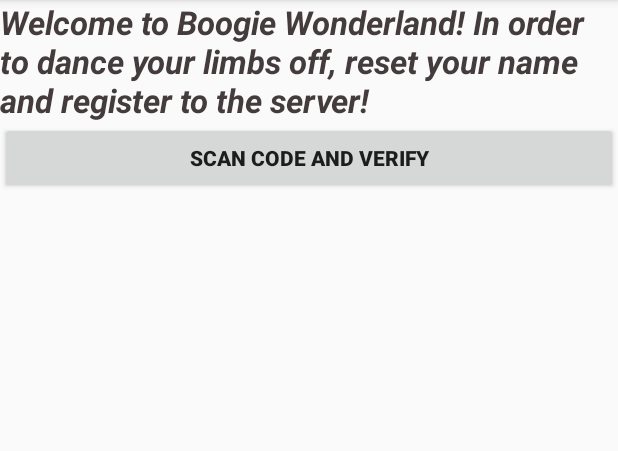
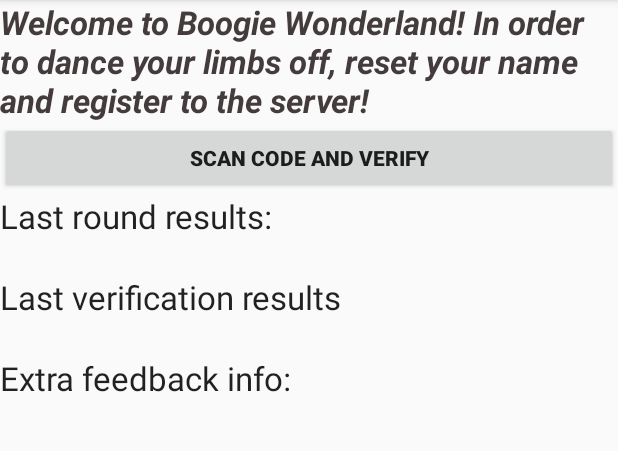
Before and after one commit to pepinocj/SADG, an Android app: the screen it shows after launch (MainActivity), on a phone screen of 412 x 824 dp, the part 84-535 px from its top. Run offline under Robolectric (Android 15) with nearby library versions, the phone set to English and light mode, and no system bars; libraries missing offline, so code that uses them is left out: com.rabbitmq.client; 6 statements that could not run were skipped.

```diff
--- a/SADGSmartphone/app/src/main/java/be/kejcs/sadg/Classes/JukeBox.java
+++ b/SADGSmartphone/app/src/main/java/be/kejcs/sadg/Classes/JukeBox.java
@@ -42,6 +42,7 @@ public class JukeBox {
     public void playMusicValue(int song){
         stopPlaying();
         mediaPlayer = MediaPlayer.create(activity, song);
+        mediaPlayer.setLooping(true);
         mediaPlayer.seekTo(DELAY);
         mediaPlayer.start();
 
@@ -50,6 +51,7 @@ public class JukeBox {
     public void playMusicID(int songID){
         stopPlaying();
         mediaPlayer = MediaPlayer.create(activity, songs.get(Integer.valueOf( songID)).getMusicValue());
+        mediaPlayer.setLooping(true);
         mediaPlayer.seekTo(DELAY);
         mediaPlayer.start();
 
--- a/SADGSmartphone/app/src/main/res/layout/activity_main.xml
+++ b/SADGSmartphone/app/src/main/res/layout/activity_main.xml
@@ -117,8 +117,22 @@
             <TextView
                 android:layout_width="wrap_content"
                 android:layout_height="wrap_content"
+                android:textAppearance="?android:attr/textAppearanceLarge"
+                android:text="Last round results:"
+                android:id="@+id/textView" />
+
+            <TextView
+                android:layout_width="wrap_content"
+                android:layout_height="wrap_content"
                 android:textAppearance="?android:attr/textAppearanceMedium"
                 android:id="@+id/textViewResults" />
+
+            <TextView
+                android:layout_width="wrap_content"
+                android:layout_height="wrap_content"
+                android:textAppearance="?android:attr/textAppearanceLarge"
+                android:text="Last verification results"
+                android:id="@+id/textView2" />
 
             <TextView
                 android:layout_width="wrap_content"
@@ -129,8 +143,16 @@
             <TextView
                 android:layout_width="wrap_content"
                 android:layout_height="wrap_content"
+                android:textAppearance="?android:attr/textAppearanceLarge"
+                android:text="Extra feedback info:"
+                android:id="@+id/textView3" />
+
+            <TextView
+                android:layout_width="wrap_content"
+                android:layout_height="wrap_content"
                 android:textAppearance="?android:attr/textAppearanceMedium"
                 android:id="@+id/textViewExtraInfo" />
+
         </LinearLayout>
 
 
```
Also changed, not shown: SADGSmartphone/app/src/main/java/be/kejcs/sadg/Classes/CommunicationCenter.java (+2 -16 lines), SADGSmartphone/app/src/main/java/be/kejcs/sadg/MainActivity.java (+9 -1 lines).
